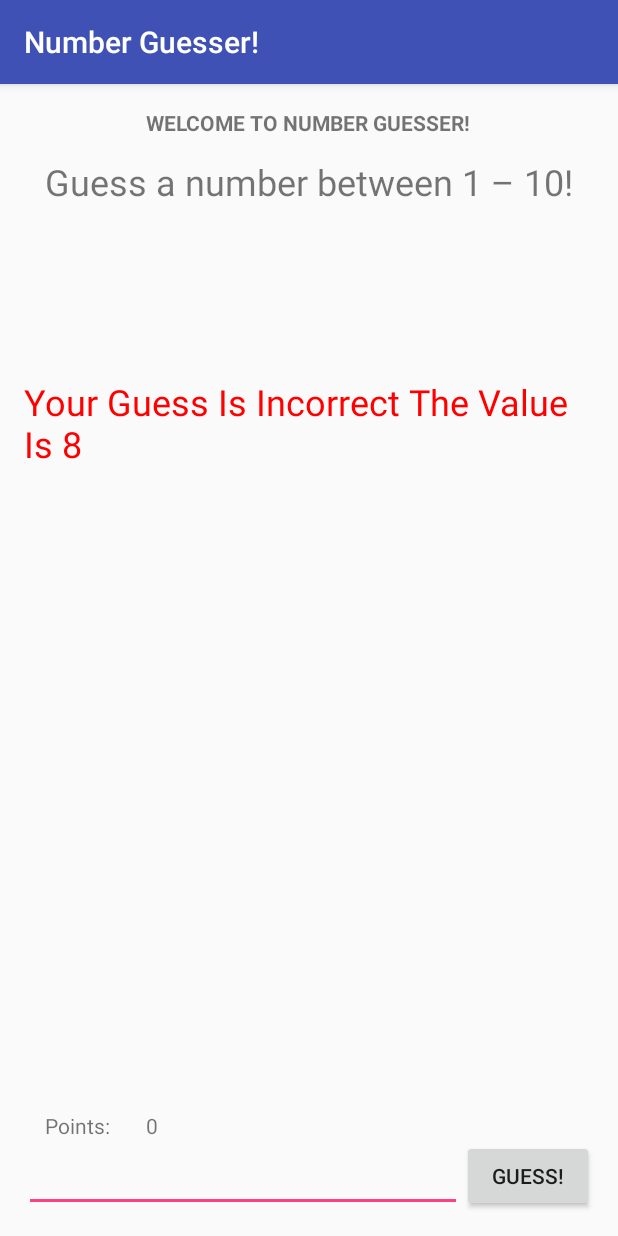
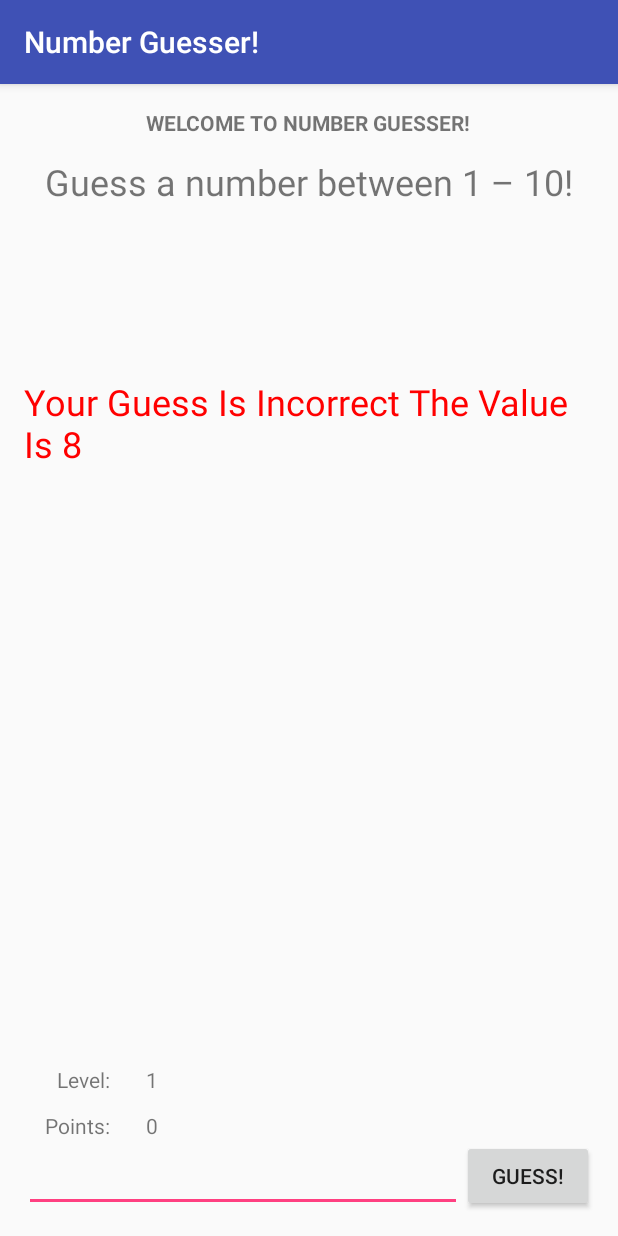
Before and after one commit to DIGaming/NumGuess, an Android app: the screen it shows after launch (MainActivity), after a tap on "GUESS!", on a phone screen of 412 x 824 dp. Run offline under Robolectric (Android 15) with nearby library versions, the phone set to English and light mode, and no system bars; 1 statement that could not run was skipped.

Commit message:
Third Commit,
Added Leveling System and Point System As Well As Range Dynamicness

Level 1 Stats
Range [1 - 10 ]
Points To Level: 1000

Level 2 Stats
Range [1 - 20]
Points To Level: 2000

Etc

```diff
--- a/app/src/main/java/com/gaming/di/numguess/MainActivity.java
+++ b/app/src/main/java/com/gaming/di/numguess/MainActivity.java
@@ -1,5 +1,6 @@
 package com.gaming.di.numguess;
 
+import android.content.Context;
 import android.graphics.Color;
 import android.support.v7.app.AppCompatActivity;
 import android.os.Bundle;
@@ -26,27 +27,41 @@ public class MainActivity extends AppCompatActivity {
         setContentView(R.layout.activity_main);
     }
 
-    public int RandomNum()
+    public int RandomNum(int currentlevel)
     {
         Random newran = new Random();
-        int rannum = newran.nextInt(10 - 1) + 1;
+        int max = 10 * currentlevel;
+        int min = 1;
+        int rannum = newran.nextInt(max - min) + 1;
         return rannum;
     }
 
     public void ButtonGuess(View view)
     {
+        TextView level = (TextView) findViewById(R.id.textView3);
         TextView tv1 = (TextView) findViewById(R.id.textView);
         TextView pntVal = (TextView) findViewById(R.id.points);
         EditText guess = (EditText) findViewById(R.id.editText2);
-        String cache = String.valueOf(RandomNum());
+        int currentexp = Integer.valueOf(pntVal.getText().toString());
+        int currentlevel = Integer.valueOf(level.getText().toString());
+        int ExpValue = ((currentlevel * 500) * 2);
+        String cache = String.valueOf(RandomNum(currentlevel));
 
         if (String.valueOf(guess.getText()).equals(cache))
         {
-            tv1.setText("Your Value Of " + guess.getText().toString() + " Is Correct");
-            tv1.setTextColor(Color.GREEN);
-            int num = Integer.valueOf(pntVal.getText().toString());
-            int num2 = num + 100;
-            pntVal.setText(String.valueOf(num2));
+            if(currentexp == ExpValue)
+            {
+                currentlevel += 1;
+                level.setText(String.valueOf(currentlevel));
+                pntVal.setText("0");
+            }
+            else {
+                tv1.setText("Your Value Of " + guess.getText().toString() + " Is Correct");
+                tv1.setTextColor(Color.GREEN);
+                int num = Integer.valueOf(pntVal.getText().toString());
+                int num2 = num + 100;
+                pntVal.setText(String.valueOf(num2));
+            }
         }
         else
         {
--- a/app/src/main/res/layout/activity_main.xml
+++ b/app/src/main/res/layout/activity_main.xml
@@ -64,7 +64,7 @@
         android:text="@string/point_label"
         android:layout_width="wrap_content"
         android:layout_height="wrap_content"
-        android:id="@+id/textView3"
+        android:id="@+id/pointlabel"
         android:layout_above="@+id/button"
         android:layout_alignStart="@+id/textView2" />
 
@@ -73,8 +73,25 @@
         android:layout_width="wrap_content"
         android:layout_height="wrap_content"
         android:id="@+id/points"
-        android:layout_alignBaseline="@+id/textView3"
-        android:layout_alignBottom="@+id/textView3"
+        android:layout_alignBaseline="@+id/pointlabel"
+        android:layout_alignBottom="@+id/pointlabel"
         android:layout_alignStart="@+id/sample_text" />
 
+    <TextView
+        android:text="@string/level_label"
+        android:layout_width="wrap_content"
+        android:layout_height="wrap_content"
+        android:id="@+id/levellabel"
+        android:layout_marginBottom="11dp"
+        android:layout_above="@+id/pointlabel"
+        android:layout_alignEnd="@+id/pointlabel" />
+
+    <TextView
+        android:text="@string/cur_level"
+        android:layout_width="wrap_content"
+        android:layout_height="wrap_content"
+        android:layout_alignTop="@+id/levellabel"
+        android:layout_alignStart="@id/points"
+        android:id="@+id/textView3" />
+
 </RelativeLayout>
--- a/app/src/main/res/values/strings.xml
+++ b/app/src/main/res/values/strings.xml
@@ -5,4 +5,6 @@
     <string name="desc">Guess a number between 1 &#8211; 10!</string>
     <string name="points">0</string>
     <string name="point_label">Points:</string>
+    <string name="level_label">Level:</string>
+    <string name="cur_level">1</string>
 </resources>
```
